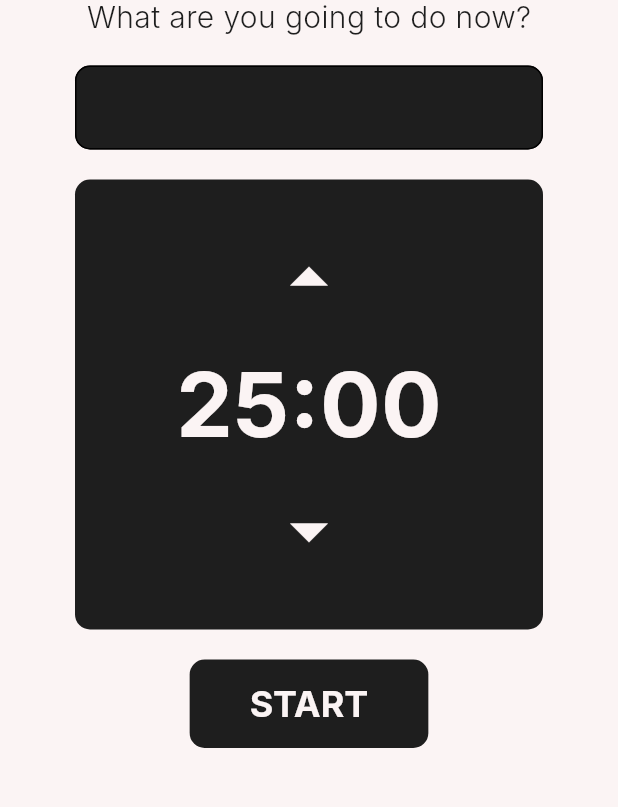
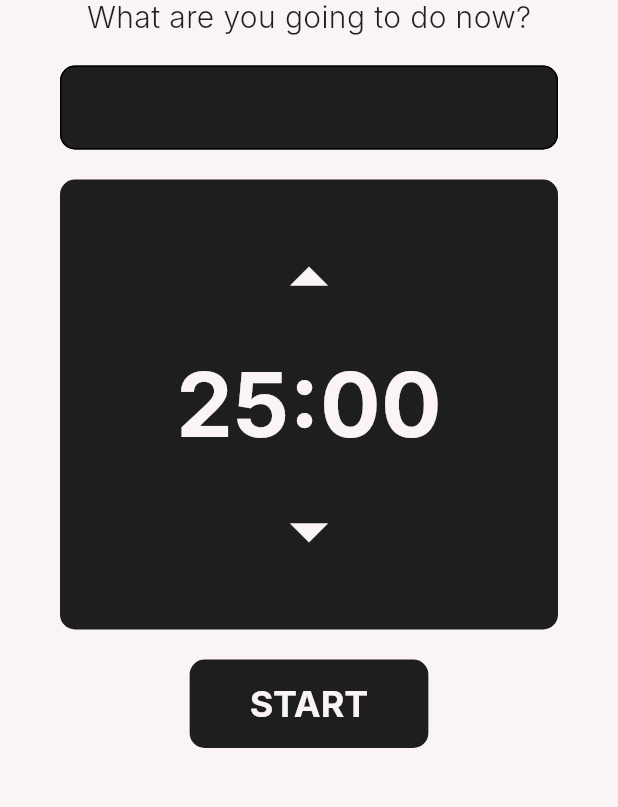
Before and after one commit to NotoSgnikusnsi/flutter-pomodoro, a Flutter app: the screen it shows after launch, on a phone screen of 412 x 824 dp, the part 266-1073 px from its top. Run offline on Flutter 3.47's test engine with Material 3 defaults, Android fonts, the phone set to English and light mode, and no system bars; Roboto replaces fonts that are missing (Inter).

```diff
--- a/lib/main.dart
+++ b/lib/main.dart
@@ -46,8 +46,11 @@ class HomePageBody extends StatelessWidget {
 
   @override
   Widget build(BuildContext context) {
-    return Padding(
-      padding: const EdgeInsets.all(50.0),
+    return Center(
+      child: Padding(
+        padding: const EdgeInsets.all(40.0),
+        child: SizedBox(
+          width: 400,
           child: Column(
             mainAxisAlignment: MainAxisAlignment.center,
             children: [
@@ -80,7 +83,9 @@ class HomePageBody extends StatelessWidget {
                 padding: EdgeInsets.all(10),
               ),
               TextField(
-            style: TextStyle(color: Theme.of(context).colorScheme.secondary),
+                cursorColor: Theme.of(context).colorScheme.secondary,
+                style:
+                    TextStyle(color: Theme.of(context).colorScheme.secondary),
                 decoration: InputDecoration(
                   filled: true,
                   fillColor: Theme.of(context).colorScheme.primary,
@@ -171,6 +176,8 @@ class HomePageBody extends StatelessWidget {
               ),
             ],
           ),
+        ),
+      ),
     );
   }
 }
```
Lines whose indentation alone changed are shown as unchanged.
